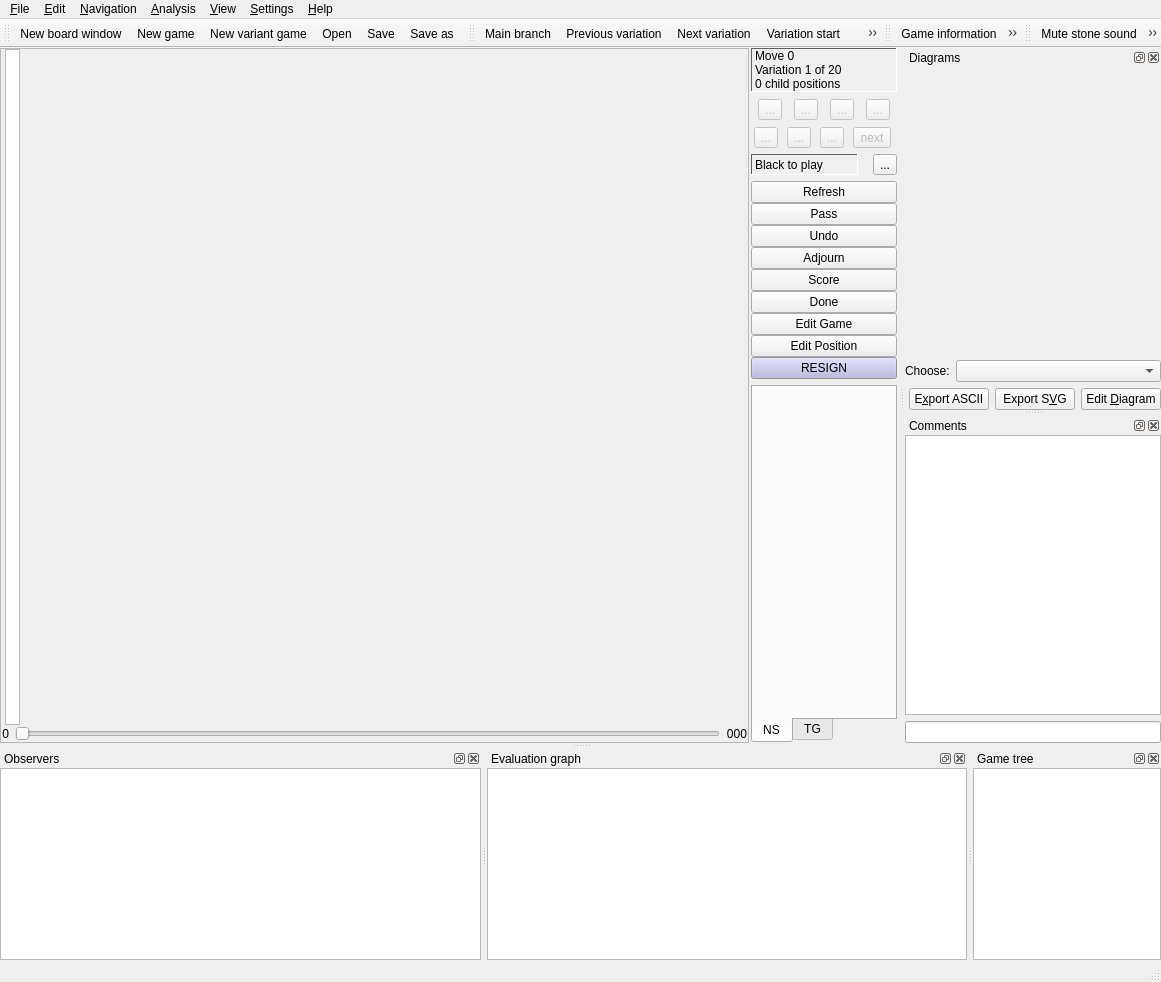
Old version of the form src/boardwindow_gui.ui in the repository bernds/q5Go.
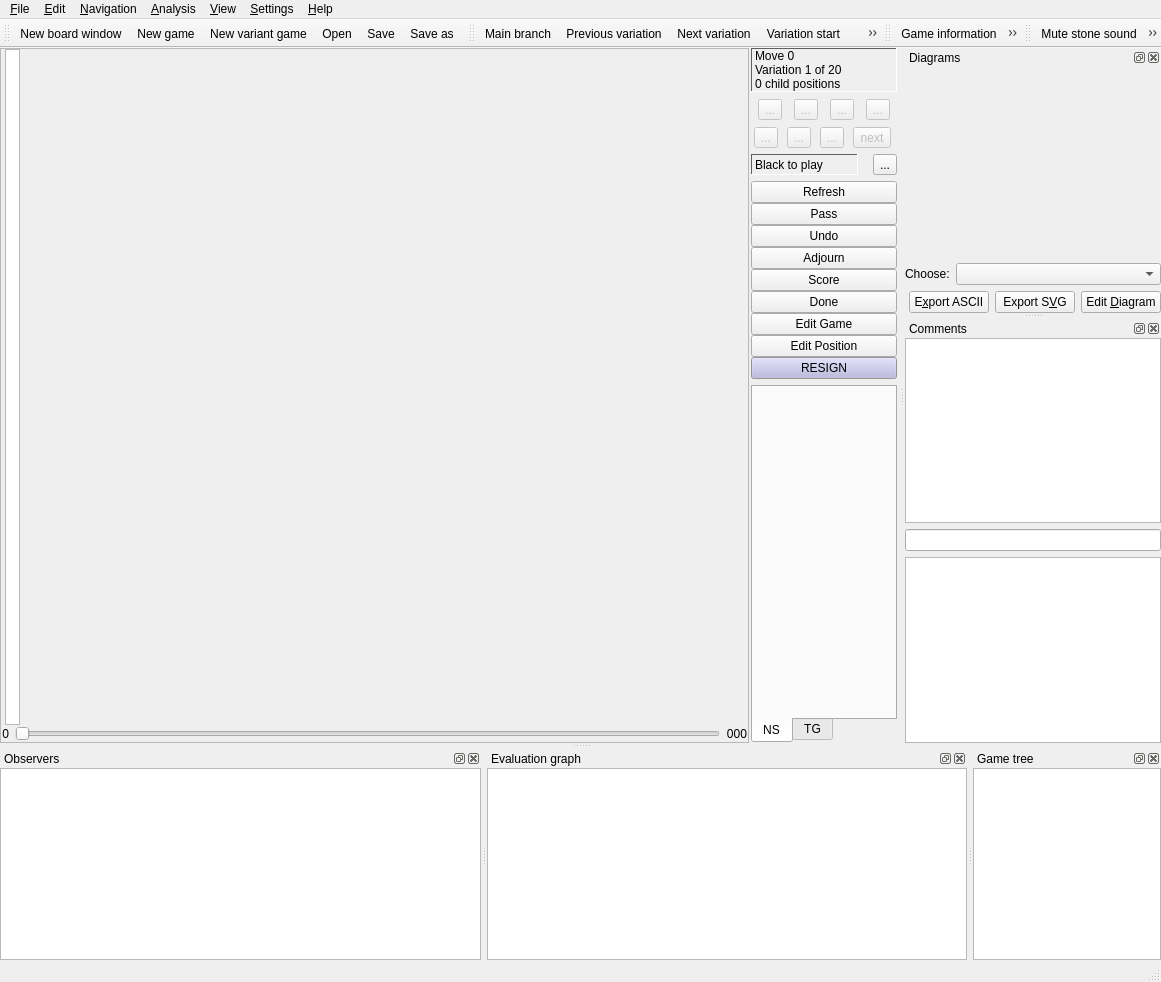
New version of the form. Icons and pictures are not drawn. Custom widgets are drawn as their Qt base class.

Commit message: Add functionality to switch between regular comments and diagram comments

```diff
--- a/src/boardwindow_gui.ui
+++ b/src/boardwindow_gui.ui
@@ -2935,6 +2935,13 @@
        </layout>
       </widget>
      </item>
+     <item>
+      <widget class="QTextEdit" name="diagCommentView">
+       <property name="readOnly">
+        <bool>true</bool>
+       </property>
+      </widget>
+     </item>
     </layout>
    </widget>
   </widget>
```
Left out of the diff: 14 changed lines with no effect on the pictures. The commit also changes 2 other files.
